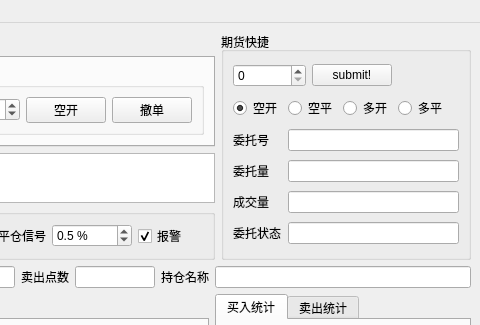
Before: the Qt Designer form dev/easytrader/tradeui.ui in unit-xx/xfiles, drawn with Qt 5; both pictures show x 817 to 1297 and y 0 to 325 of the 1297 by 615 pixel window.
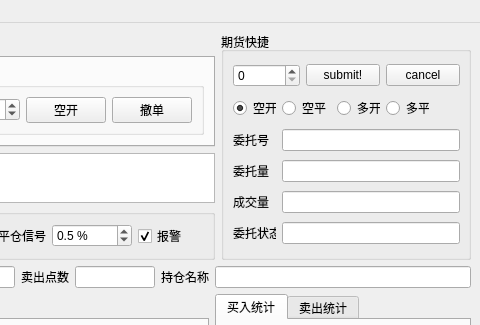
After: the same form once the commit is applied. Icons and pictures are not drawn.

Commit message:
refactor code for open/cancel stock index futres.
add cancel sif button.

```diff
--- a/dev/easytrader/tradeui.ui
+++ b/dev/easytrader/tradeui.ui
@@ -563,19 +563,6 @@
          </property>
         </widget>
        </item>
-       <item row="0" column="4">
-        <spacer name="horizontalSpacer_5">
-         <property name="orientation">
-          <enum>Qt::Horizontal</enum>
-         </property>
-         <property name="sizeHint" stdset="0">
-          <size>
-           <width>15</width>
-           <height>20</height>
-          </size>
-         </property>
-        </spacer>
-       </item>
        <item row="1" column="0">
         <widget class="QRadioButton" name="sifosrad">
          <property name="text">
@@ -600,13 +587,6 @@
          </property>
         </widget>
        </item>
-       <item row="1" column="4">
-        <widget class="QRadioButton" name="sifclrad">
-         <property name="text">
-          <string>多平</string>
-         </property>
-        </widget>
-       </item>
        <item row="2" column="0">
         <widget class="QLabel" name="label">
          <property name="text">
@@ -614,7 +594,7 @@
          </property>
         </widget>
        </item>
-       <item row="2" column="1" colspan="4">
+       <item row="2" column="1" colspan="5">
         <widget class="QLineEdit" name="sifoidline">
          <property name="readOnly">
           <bool>true</bool>
@@ -628,7 +608,7 @@
          </property>
         </widget>
        </item>
-       <item row="3" column="1" colspan="4">
+       <item row="3" column="1" colspan="5">
         <widget class="QLineEdit" name="sifocntline">
          <property name="readOnly">
           <bool>true</bool>
@@ -642,7 +622,7 @@
          </property>
         </widget>
        </item>
-       <item row="4" column="1" colspan="4">
+       <item row="4" column="1" colspan="5">
         <widget class="QLineEdit" name="sifdcntline">
          <property name="readOnly">
           <bool>true</bool>
@@ -656,13 +636,27 @@
          </property>
         </widget>
        </item>
-       <item row="5" column="1" colspan="4">
+       <item row="5" column="1" colspan="5">
         <widget class="QLineEdit" name="sifstatusline">
          <property name="readOnly">
           <bool>true</bool>
          </property>
         </widget>
        </item>
+       <item row="0" column="4" colspan="2">
+        <widget class="QPushButton" name="sifcancelbtn">
+         <property name="text">
+          <string>cancel</string>
+         </property>
+        </widget>
+       </item>
+       <item row="1" column="4">
+        <widget class="QRadioButton" name="sifclrad">
+         <property name="text">
+          <string>多平</string>
+         </property>
+        </widget>
+       </item>
       </layout>
      </widget>
     </item>
```
The commit also changes 5 other files.
